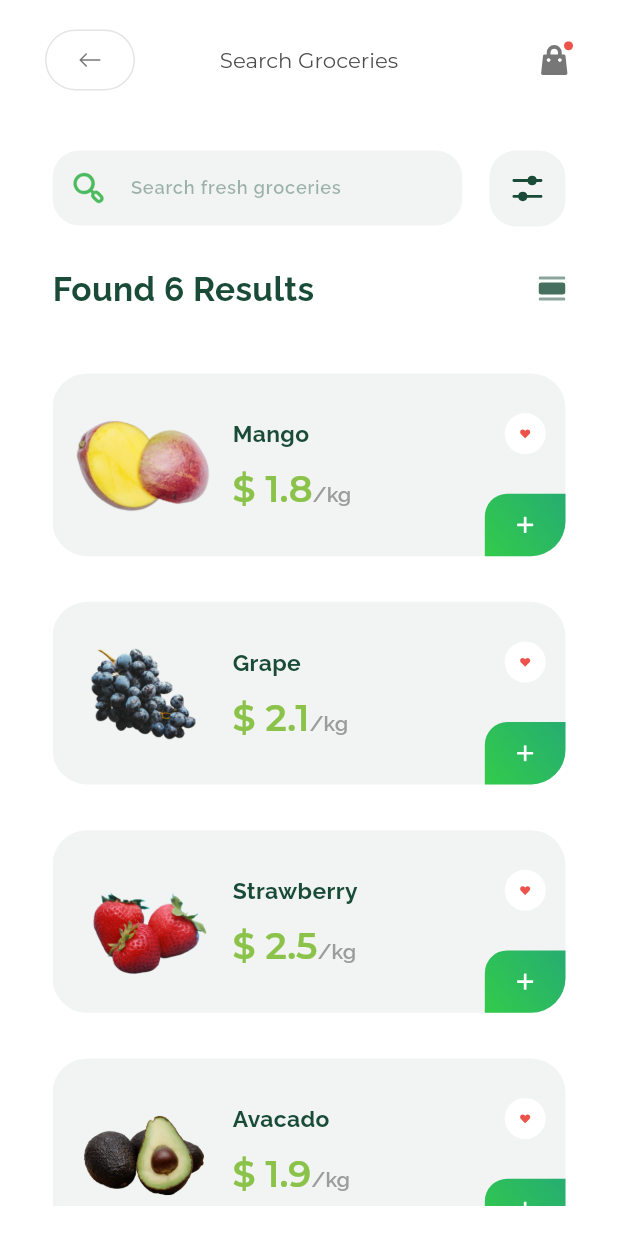
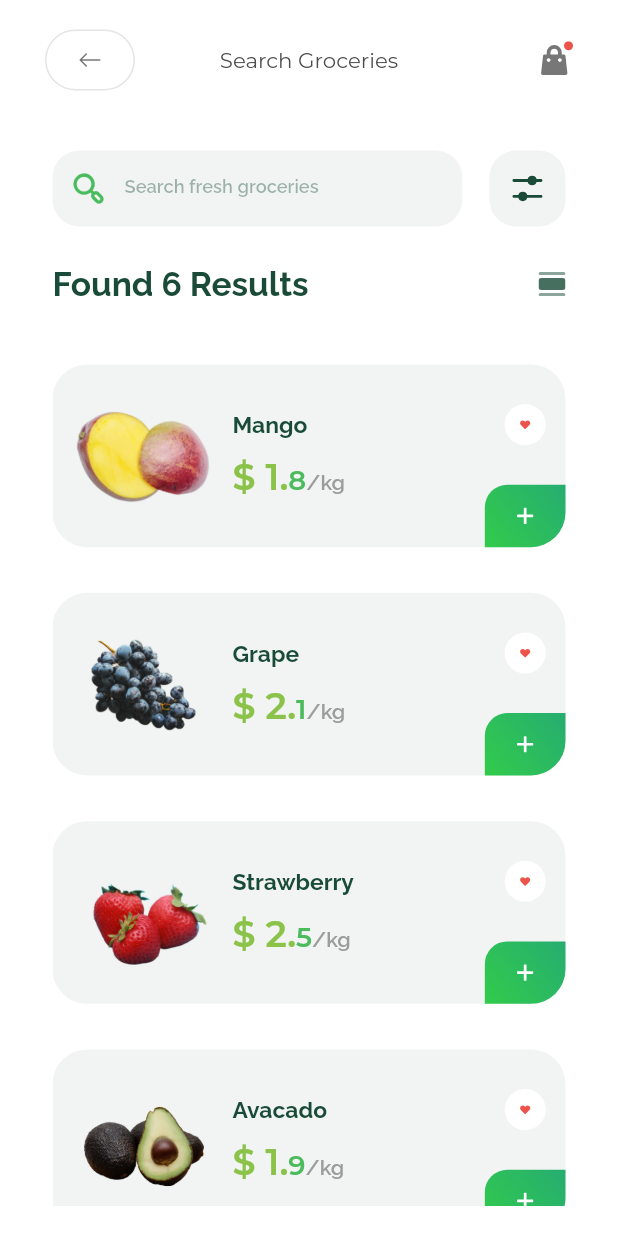
Before and after one commit to ParaDox-PDT/git_tutorial, a Flutter app: the screen it shows after launch, on a phone screen of 412 x 824 dp. Run offline on Flutter 3.47's test engine with Material 2 defaults, Android fonts, the phone set to English and light mode, and no system bars; drawn by our look-alikes of zoom_tap_animation; our stand-ins replace flutter_screenutil, flutter_svg.

Commit message:
Screen 5 tugadi xamma narsasi responsive bo'ldi widgetlarga opchiqildi split bo'ldi xullas tugadi...

```diff
--- a/lib/main.dart
+++ b/lib/main.dart
@@ -1,5 +1,4 @@
 import 'package:flutter/material.dart';
-import 'package:git_tutorial/screens/screen4/screen4.dart';
 import 'package:flutter_screenutil/flutter_screenutil.dart';
 import 'package:git_tutorial/screens/screen5/Screen5.dart';
 
@@ -16,16 +15,11 @@ class MyApp extends StatelessWidget {
   Widget build(BuildContext context) {
 
     return ScreenUtilInit(
-        designSize: Size(375, 812),
+        designSize: const Size(375, 812),
         minTextAdapt: true,
         splitScreenMode: true,
-        builder: (context, child) => MaterialApp(
+        builder: (context, child) => const MaterialApp(
           debugShowCheckedModeBanner: false,
-              title: 'Flutter Demo',
-              theme: ThemeData(
-                colorScheme: ColorScheme.fromSeed(seedColor: Colors.deepPurple),
-                useMaterial3: true,
-              ),
               home: Screen5(),
             ));
 
--- a/lib/repository/fruits.dart
+++ b/lib/repository/fruits.dart
@@ -1,4 +1,4 @@
-import 'package:flutter/services.dart';
+
 import 'package:git_tutorial/utils/icons.dart';
 
 import '../models/fruit.dart';
@@ -18,7 +18,7 @@ class FruitRepository {
         .where((element) =>
             element.name.toLowerCase().contains(name.toLowerCase()))
         .toList();
-    return sortByPrice();
+    return result;
   }
 
   static sortByPrice() {
--- a/lib/screens/screen5/widgets/my_container.dart
+++ b/lib/screens/screen5/widgets/my_container.dart
@@ -17,6 +17,9 @@ class MyContainer extends StatefulWidget {
 }
 
 class _MyContainerState extends State<MyContainer> {
+
+
+
   bool check = false;
 
   @override
@@ -48,18 +51,25 @@ class _MyContainerState extends State<MyContainer> {
                       fontFamily: "Raleway",
                       fontSize: 15.sp,
                       fontWeight: FontWeight.w700,
-                      color: Color(0xFF194B38)),
+                      color: const Color(0xFF194B38)),
                 ),
                 SizedBox(height: 10.h),
                 RichText(
                   text: TextSpan(
-                    text: "\$ ${widget.fruit.price}",
+                    text: "\$ ${widget.fruit.price.toString().split(".")[0]}.",
                     style: TextStyle(
                         fontFamily: "Montserrat",
                         fontSize: 24.sp,
                         fontWeight: FontWeight.w600,
                         color: Colors.lightGreen),
                     children: <TextSpan>[
+                      TextSpan(
+                          text: widget.fruit.price.toString().split(".")[1],
+                          style: TextStyle(
+                              fontFamily: "Montserrat",
+                              fontSize: 18.sp,
+                              fontWeight: FontWeight.w600,
+                              color: ColorsApp.lightGreen)),
                       TextSpan(
                           text: "/kg",
                           style: TextStyle(
@@ -72,11 +82,11 @@ class _MyContainerState extends State<MyContainer> {
                 )
               ],
             ),
-            Spacer(),
+            const Spacer(),
             Column(
               mainAxisAlignment: MainAxisAlignment.spaceBetween,
               children: [
-                Spacer(),
+                const Spacer(),
                 ZoomTapAnimation(
                     onTap: () {
                       setState(() {
@@ -97,7 +107,7 @@ class _MyContainerState extends State<MyContainer> {
                         ),
                       ),
                     )),
-                Spacer(),
+                const Spacer(),
                 ZoomTapAnimation(
                   onTap: () {},
                   child: Container(
```
